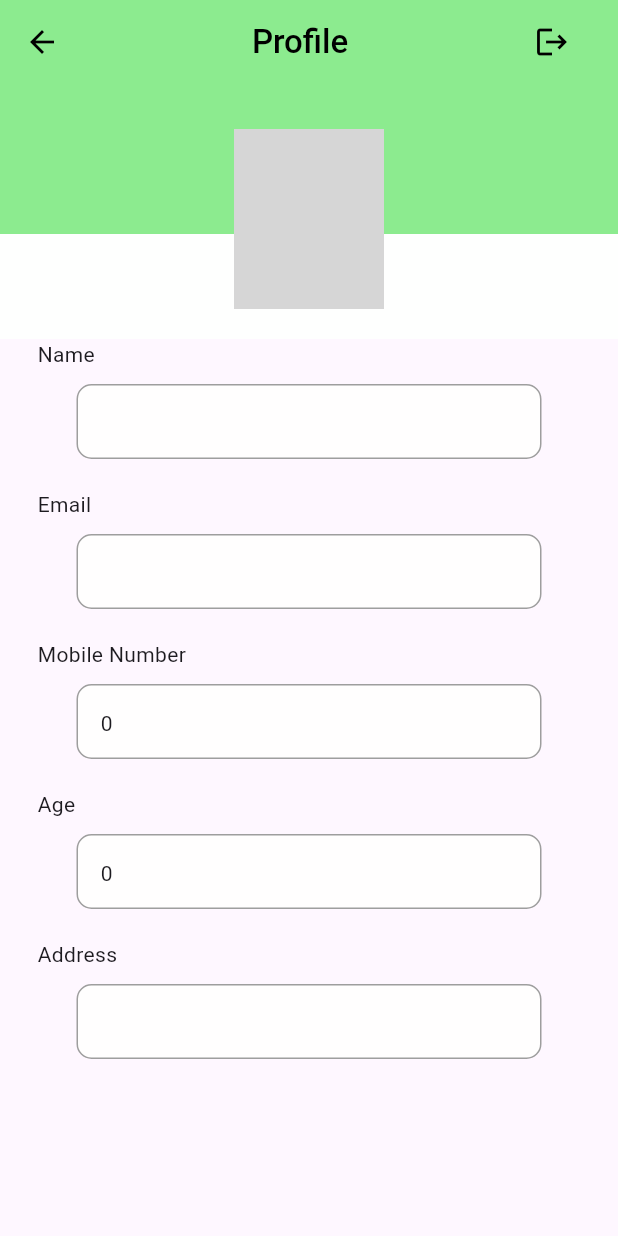
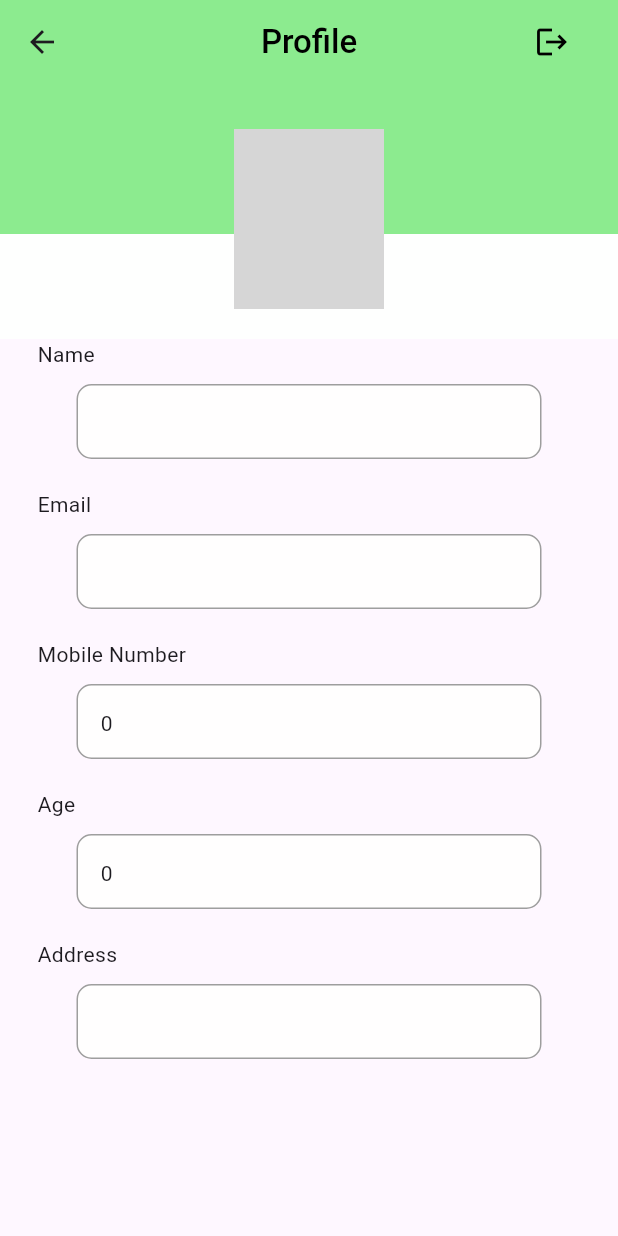
Before and after one commit to febinnoufa/tele-doc-user, a Flutter app: the ProfileScreenUser screen opened directly, on a phone screen of 412 x 824 dp. Run offline on Flutter 3.47's test engine with Material 3 defaults, Android fonts, the light colour scheme and no system bars; our stand-ins replace carousel_slider, cloud_firestore, easy_date_timeline, firebase_auth, firebase_core, firebase_database and 9 more; missing offline and left inert: agora_uikit, exception_helper, flutter_phone_direct_caller, razorpay_flutter; accounts and stored records are empty; network calls fail; grey boxes are pictures that could not be loaded.

```diff
--- a/lib/controllers/vodeocall/token.dart
+++ b/lib/controllers/vodeocall/token.dart
@@ -12,7 +12,7 @@ class VideoCallController extends GetxController {
 
   late AgoraClient client;
   final String appId = "ab0681cef04a45d089df7dd7e0cb144d";
-  final String channelName = "test3";
+  final String channelName = "test4";
 
   Future<String?> fetchToken() async {
     String userId = FirebaseAuth.instance.currentUser!.uid;
--- a/lib/main.dart
+++ b/lib/main.dart
@@ -1,4 +1,3 @@
-
 import 'package:flutter/material.dart';
 import 'package:flutter/widgets.dart';
 import 'package:firebase_core/firebase_core.dart';
--- a/lib/views/screens/catogary/catogary.dart
+++ b/lib/views/screens/catogary/catogary.dart
@@ -13,6 +13,7 @@ class AllCatogaryScreen extends StatelessWidget {
           children: [
           const  AppBarWidget(
               title: "All Categories",
+              backarrow: true,
             ),
             CatogariesList()
           ],
--- a/lib/views/screens/catogary/short_list.dart
+++ b/lib/views/screens/catogary/short_list.dart
@@ -16,7 +16,8 @@ class CategariViseShortScreen extends StatelessWidget {
     return Scaffold(
       body: Column(
         children: [
-          AppBarWidget(title: cntrl.data!.name),
+          AppBarWidget(title: cntrl.data!.name,backarrow: true),
+
           ListCatecaryViseWidget()
 
         ],
--- a/lib/views/screens/doctors/all_doctors.dart
+++ b/lib/views/screens/doctors/all_doctors.dart
@@ -12,7 +12,7 @@ class AllDoctorsScreen extends StatelessWidget {
         body: Column(
           children: [
 
-            const AppBarWidget(title: "All Doctors"),
+            const AppBarWidget(title: "All Doctors",backarrow: true),
             AllDoctorsWidget()
 
           ],
--- a/lib/views/screens/myappoiment/myappoiment.dart
+++ b/lib/views/screens/myappoiment/myappoiment.dart
@@ -13,7 +13,7 @@ class MyAppointmentScreen extends StatelessWidget {
       child: Scaffold(
         body: Column(
           children: [
-           AppBarWidget(title: "My Appointment"),
+           AppBarWidget(title: "My Appointment",backarrow: false),
             SizedBox(height: 20),
             TabBar(
               labelColor: Colors.black,
--- a/lib/views/screens/myappoiment/past.dart
+++ b/lib/views/screens/myappoiment/past.dart
@@ -81,7 +81,7 @@ class _UpcomingAppointmentsState extends State<PastAppointments> {
                 future: getDoctorDetails(doctorId),
                 builder: (context, doctorSnapshot) {
                   if (doctorSnapshot.connectionState == ConnectionState.waiting) {
-                    return const ShimmerMyAppointment();
+                    return const SizedBox();
                   } else if (doctorSnapshot.hasError) {
                     return Center(child: Text('Error: ${doctorSnapshot.error}'));
                   } else if (!doctorSnapshot.hasData || !doctorSnapshot.data!.exists) {
--- a/lib/views/screens/payment/payment.dart
+++ b/lib/views/screens/payment/payment.dart
@@ -14,7 +14,7 @@ class PaymentScreen extends GetView<PaymentController> {
       body: SingleChildScrollView(
         child: Column(
           children: [
-            const AppBarWidget(title: "All Details"),
+            const AppBarWidget(title: "All Details",backarrow: true),
             AllSelctedDetailsForAppoiment(),
             const SizedBox(
               height: 30,
--- a/lib/views/screens/prescription/prescription.dart
+++ b/lib/views/screens/prescription/prescription.dart
@@ -53,7 +53,7 @@ class SHowAllDataInPrescription extends StatelessWidget {
 
                     return Column(
                       children: [
-                        const SizedBox(height: 40,),
+                       // const SizedBox(height: 10,),
                         Card(
                             elevation: 15,
                             margin: const EdgeInsets.all(10),
@@ -64,7 +64,7 @@ class SHowAllDataInPrescription extends StatelessWidget {
                                 crossAxisAlignment: CrossAxisAlignment.start,
                                 children: [
                                   const SizedBox(
-                                    height: 40,
+                                    height: 10,
                                   ),
                                   Center(
                                     child: Text(
--- a/lib/views/screens/profile_Screen/profile_screen.dart
+++ b/lib/views/screens/profile_Screen/profile_screen.dart
@@ -41,20 +41,20 @@ class _ProfileScreenUserState extends State<ProfileScreenUser> {
       child: Scaffold(
         appBar: AppBar(
           backgroundColor: const Color.fromARGB(255, 140, 235, 143),
-          leading: IconButton(
-            onPressed: () {},
-            icon: const Icon(
-              Icons.arrow_back,
-              color: Colors.black,
-            ),
+          // leading: IconButton(
+          //   onPressed: () {},
+          //   icon: const Icon(
+          //     Icons.arrow_back,
+          //     color: Colors.black,
+          //   ),
+          // ),
+
+          title: const Text(
+            "Profile",
+            style:
+                TextStyle(color: Colors.black, fontWeight: FontWeight.w500),
           ),
-          title: const Center(
-            child: Text(
-              "Profile",
-              style:
-                  TextStyle(color: Colors.black, fontWeight: FontWeight.w500),
-            ),
-          ),
+            centerTitle: true,
           actions: [
             Padding(
               padding: const EdgeInsets.only(right: 20),
--- a/lib/views/screens/search/serach.dart
+++ b/lib/views/screens/search/serach.dart
@@ -4,6 +4,7 @@ import 'package:get/get.dart';
 import 'package:teledocuser/controllers/search/search_controller.dart';
 import 'package:teledocuser/model/doctor/doctor_model.dart';
 import 'package:teledocuser/views/widgets/search/doctor_items.dart';
+import 'package:teledocuser/views/widgets/shimmer/shimmer.dart';
 
 class SearchPage extends StatelessWidget {
   final SearchControllerDoc searchController = Get.put(SearchControllerDoc());
@@ -43,7 +44,7 @@ class SearchPage extends StatelessWidget {
                   .snapshots(),
               builder: (context, snapshots) {
                 if (snapshots.connectionState == ConnectionState.waiting) {
-                  return const Center(child: CircularProgressIndicator());
+                  return const Center(child: ShimmerMyAppointment());
                 }
 
                 if (snapshots.hasError) {
--- a/lib/views/widgets/home/carousal_widget.dart
+++ b/lib/views/widgets/home/carousal_widget.dart
@@ -4,13 +4,14 @@ import 'package:http/http.dart' as http;
 import 'package:teledocuser/views/widgets/home/article_details.dart';
 import 'dart:convert';
 
- // Import the new screen
+// Import the new screen
 import 'package:teledocuser/const/const.dart';
 
 class CarousalHomeWidget extends StatefulWidget {
   const CarousalHomeWidget({super.key});
 
   @override
+  // ignore: library_private_types_in_public_api
   _CarousalHomeWidgetState createState() => _CarousalHomeWidgetState();
 }
 
@@ -99,7 +100,8 @@ class _CarousalHomeWidgetState extends State<CarousalHomeWidget> {
                         width: double.infinity,
                         fit: BoxFit.cover,
                         imageErrorBuilder: (context, error, stackTrace) {
-                          return Image.asset("assets/ArticlesCategory-Health.jpg");
+                          return Image.asset(
+                              "assets/ArticlesCategory-Health.jpg");
                         },
                       )
                     : Image.network(
--- a/lib/views/widgets/home/catigarywidget.dart
+++ b/lib/views/widgets/home/catigarywidget.dart
@@ -5,6 +5,7 @@ import 'package:teledocuser/controllers/catogary.dart/catogary_controller.dart';
 import 'package:teledocuser/model/catogary/catogary_model.dart';
 import 'package:teledocuser/views/screens/catogary/catogary.dart';
 import 'package:teledocuser/views/screens/catogary/short_list.dart';
+import 'package:teledocuser/views/widgets/shimmer/shimmer.dart';
 
 class CategoryHomeWidget extends StatelessWidget {
   // ignore: use_key_in_widget_constructors
@@ -45,7 +46,7 @@ class CategoryHomeWidget extends StatelessWidget {
                 }
 
                 if (snapshot.connectionState == ConnectionState.waiting) {
-                  return const CircularProgressIndicator();
+                  return const ShimmerMyAppointment();
                 }
 
                 final List<DocumentSnapshot> documents = snapshot.data!.docs;
```
Also changed, not shown: lib/views/widgets/appbar/appbar.dart (+6 -3 lines), lib/views/widgets/chating/all_doctors.dart (+14 -9 lines), firebase.json, 3 other files.
